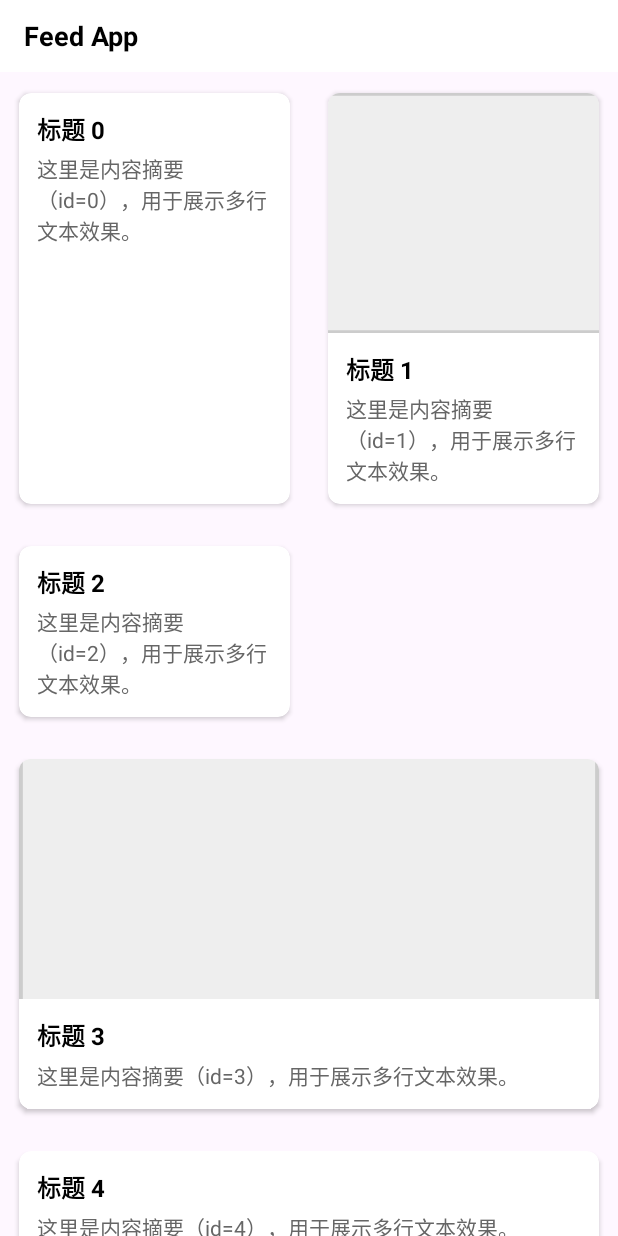
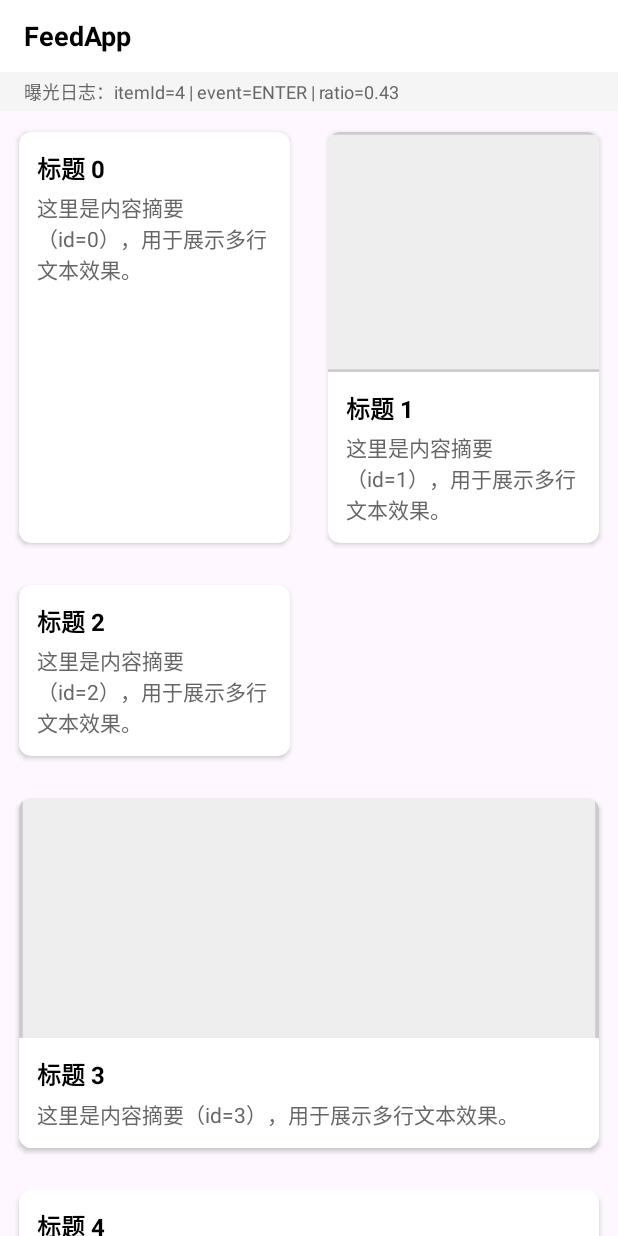
Before and after one commit to JeSSica978/FeedApp, an Android app: the screen it shows after launch (FeedActivity), on a phone screen of 412 x 824 dp. Run offline under Robolectric (Android 15) with nearby library versions, the phone set to English and light mode, and no system bars.

Commit message:
feat: wire exposure tracker into FeedActivity and display exposure logs

```diff
--- a/app/src/main/java/com/jessica/feedapp/ui/feed/FeedActivity.java
+++ b/app/src/main/java/com/jessica/feedapp/ui/feed/FeedActivity.java
@@ -3,6 +3,7 @@ package com.jessica.feedapp.ui.feed;
 import android.os.Bundle;
 import android.os.Handler;
 import android.os.Looper;
+import android.widget.TextView;
 
 import androidx.annotation.NonNull;
 import androidx.annotation.Nullable;
@@ -13,22 +14,23 @@ import androidx.swiperefreshlayout.widget.SwipeRefreshLayout;
 
 import com.jessica.feedapp.R;
 import com.jessica.feedapp.data.FeedRepository;
+import com.jessica.feedapp.exposure.ExposureDataProvider;
+import com.jessica.feedapp.exposure.ExposureEventType;
+import com.jessica.feedapp.exposure.ExposureTracker;
 import com.jessica.feedapp.model.FeedItem;
 
 import java.util.List;
 
-/**
- * Feed 主页面
- * - 使用 GridLayoutManager，支持单列/双列混排
- * - 下拉刷新 / 滑到底部加载更多
- */
 public class FeedActivity extends AppCompatActivity {
 
     private SwipeRefreshLayout swipeRefreshLayout;
     private RecyclerView recyclerView;
+    private TextView tvExposureLog;   // 可选，用于 UI 显示曝光日志
 
     private FeedAdapter adapter;
     private FeedRepository repository;
+
+    private ExposureTracker exposureTracker;
 
     private boolean isLoadingMore = false;
     private int loadedCount = 0;
@@ -47,21 +49,20 @@ public class FeedActivity extends AppCompatActivity {
 
         swipeRefreshLayout = findViewById(R.id.swipe_refresh);
         recyclerView = findViewById(R.id.recycler_feed);
+        tvExposureLog = findViewById(R.id.tv_exposure_log); // 如果你没加这个 TextView，可以删掉这一行和后面的使用
 
         repository = new FeedRepository();
         adapter = new FeedAdapter(this);
 
         initRecycler();
         initRefresh();
+        initExposureTracker();
 
         loadInitialData();
     }
 
     private void initRecycler() {
-        // 2 列 Grid 布局
         GridLayoutManager layoutManager = new GridLayoutManager(this, 2);
-
-        // 根据 item 的 spanSize 决定占几列
         layoutManager.setSpanSizeLookup(new GridLayoutManager.SpanSizeLookup() {
             @Override
             public int getSpanSize(int position) {
@@ -72,7 +73,6 @@ public class FeedActivity extends AppCompatActivity {
         recyclerView.setLayoutManager(layoutManager);
         recyclerView.setAdapter(adapter);
 
-        // 简单的滑到底部加载更多逻辑
         recyclerView.addOnScrollListener(new RecyclerView.OnScrollListener() {
             @Override
             public void onScrolled(
@@ -96,6 +96,34 @@ public class FeedActivity extends AppCompatActivity {
 
     private void initRefresh() {
         swipeRefreshLayout.setOnRefreshListener(this::refreshData);
+    }
+
+    /**
+     * 初始化曝光跟踪器：
+     * - 用 adapter 提供 itemId
+     * - 在回调中简单更新日志 TextView
+     */
+    private void initExposureTracker() {
+        ExposureDataProvider dataProvider = position -> {
+            FeedItem item = adapter.getItemAt(position);
+            return item.getId();
+        };
+
+        exposureTracker = new ExposureTracker(
+                recyclerView,
+                dataProvider,
+                (itemId, eventType, visibleRatio) -> {
+                    String msg = "itemId=" + itemId
+                            + " | event=" + eventType
+                            + " | ratio=" + String.format("%.2f", visibleRatio);
+                    // UI 上显示最近一次事件（可选）
+                    if (tvExposureLog != null) {
+                        tvExposureLog.setText("曝光日志：" + msg);
+                    }
+                    // 如果需要，这里也可以做打点上报
+                    // e.g. sendExposureEventToServer(itemId, eventType, visibleRatio);
+                }
+        );
     }
 
     private void loadInitialData() {
--- a/app/src/main/res/layout/activity_feed.xml
+++ b/app/src/main/res/layout/activity_feed.xml
@@ -4,28 +4,45 @@
     android:layout_width="match_parent"
     android:layout_height="match_parent">
 
-    <!-- 简单标题栏 -->
+    <!-- 标题栏 -->
     <TextView
         android:id="@+id/tv_title"
         android:layout_width="0dp"
         android:layout_height="48dp"
         android:gravity="center_vertical"
         android:paddingStart="16dp"
-        android:text="Feed App"
+        android:text="FeedApp"
         android:textSize="18sp"
         android:textStyle="bold"
+        android:background="#FFFFFF"
         android:textColor="#000000"
-        android:background="#FFFFFF"
         app:layout_constraintTop_toTopOf="parent"
         app:layout_constraintStart_toStartOf="parent"
         app:layout_constraintEnd_toEndOf="parent" />
 
-    <!-- 下面是 SwipeRefreshLayout + RecyclerView 的区域 -->
+    <!-- 曝光日志（调试用，可选） -->
+    <TextView
+        android:id="@+id/tv_exposure_log"
+        android:layout_width="0dp"
+        android:layout_height="wrap_content"
+        android:paddingStart="16dp"
+        android:paddingEnd="16dp"
+        android:paddingTop="4dp"
+        android:paddingBottom="4dp"
+        android:text="曝光日志："
+        android:textSize="12sp"
+        android:textColor="#666666"
+        android:background="#FFF5F5F5"
+        app:layout_constraintTop_toBottomOf="@id/tv_title"
+        app:layout_constraintStart_toStartOf="parent"
+        app:layout_constraintEnd_toEndOf="parent" />
+
+    <!-- SwipeRefresh + RecyclerView -->
     <androidx.swiperefreshlayout.widget.SwipeRefreshLayout
         android:id="@+id/swipe_refresh"
         android:layout_width="0dp"
         android:layout_height="0dp"
-        app:layout_constraintTop_toBottomOf="@id/tv_title"
+        app:layout_constraintTop_toBottomOf="@id/tv_exposure_log"
         app:layout_constraintBottom_toBottomOf="parent"
         app:layout_constraintStart_toStartOf="parent"
         app:layout_constraintEnd_toEndOf="parent">
```
